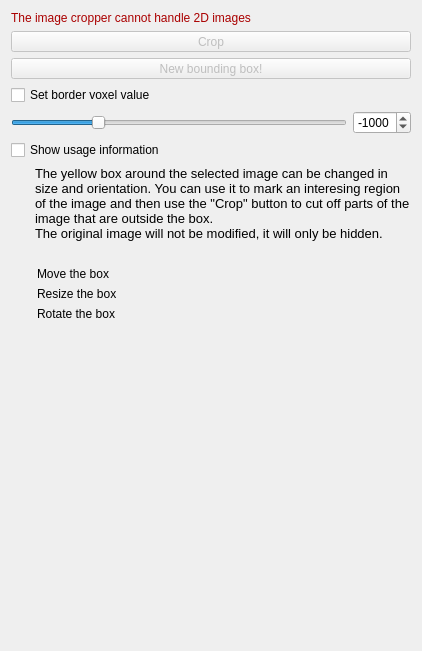
MITK/MITK, file Plugins/org.mitk.gui.qt.imagecropper/src/internal/QmitkImageCropperControls.ui: the form before one commit.
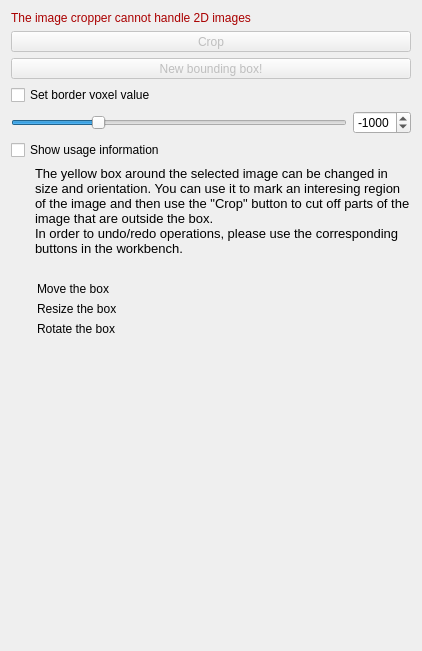
The form after the commit. Icons and pictures are not drawn.

Commit message: adjust help text

```diff
--- a/Plugins/org.mitk.gui.qt.imagecropper/src/internal/QmitkImageCropperControls.ui
+++ b/Plugins/org.mitk.gui.qt.imagecropper/src/internal/QmitkImageCropperControls.ui
@@ -189,7 +189,7 @@
 &lt;html&gt;&lt;head&gt;&lt;meta name=&quot;qrichtext&quot; content=&quot;1&quot; /&gt;&lt;style type=&quot;text/css&quot;&gt;
 p, li { white-space: pre-wrap; }
 &lt;/style&gt;&lt;/head&gt;&lt;body style=&quot; font-family:'Sans'; font-size:10pt; font-weight:400; font-style:normal;&quot;&gt;
-&lt;p style=&quot; margin-top:0px; margin-bottom:0px; margin-left:0px; margin-right:0px; -qt-block-indent:0; text-indent:0px;&quot;&gt;The yellow box around the selected image can be changed in size and orientation. You can use it to mark an interesing region of the image and then use the &amp;quot;Crop&amp;quot; button to cut off parts of the image that are outside the box.&lt;br /&gt;The original image will not be modified, it will only be hidden.&lt;/p&gt;&lt;/body&gt;&lt;/html&gt;</string>
+&lt;p style=&quot; margin-top:0px; margin-bottom:0px; margin-left:0px; margin-right:0px; -qt-block-indent:0; text-indent:0px;&quot;&gt;The yellow box around the selected image can be changed in size and orientation. You can use it to mark an interesing region of the image and then use the &amp;quot;Crop&amp;quot; button to cut off parts of the image that are outside the box.&lt;br /&gt;In order to undo/redo operations, please use the corresponding buttons in the workbench. &lt;/p&gt;&lt;/body&gt;&lt;/html&gt;</string>
         </property>
         <property name="alignment">
          <set>Qt::AlignVCenter</set>
```
